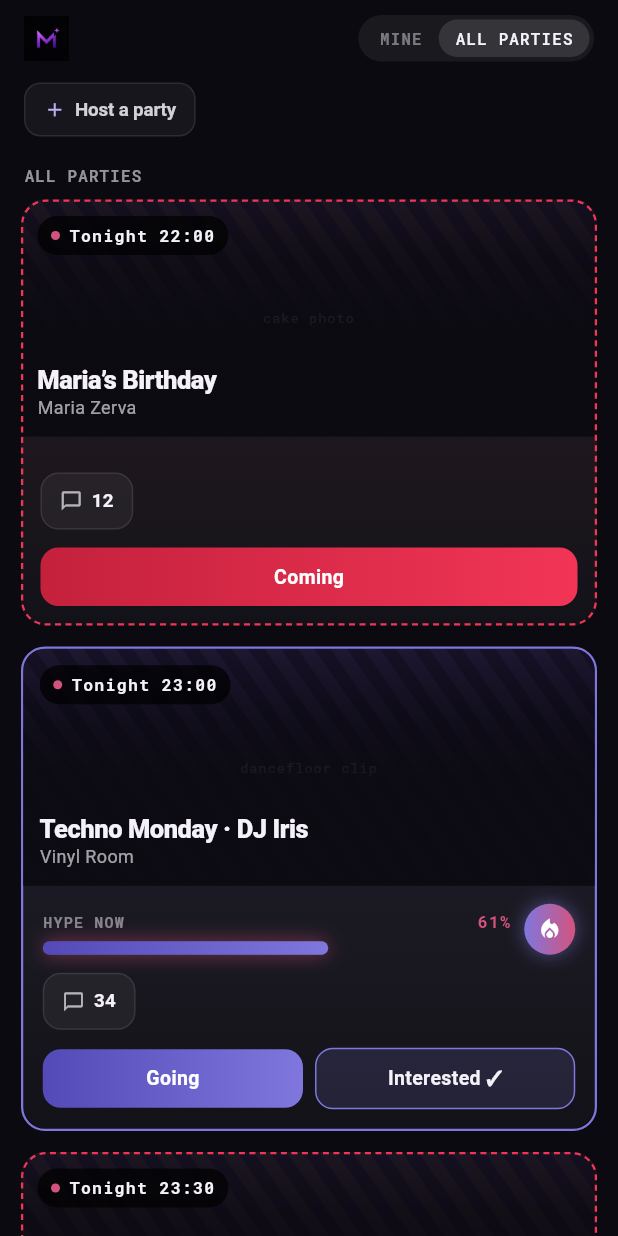
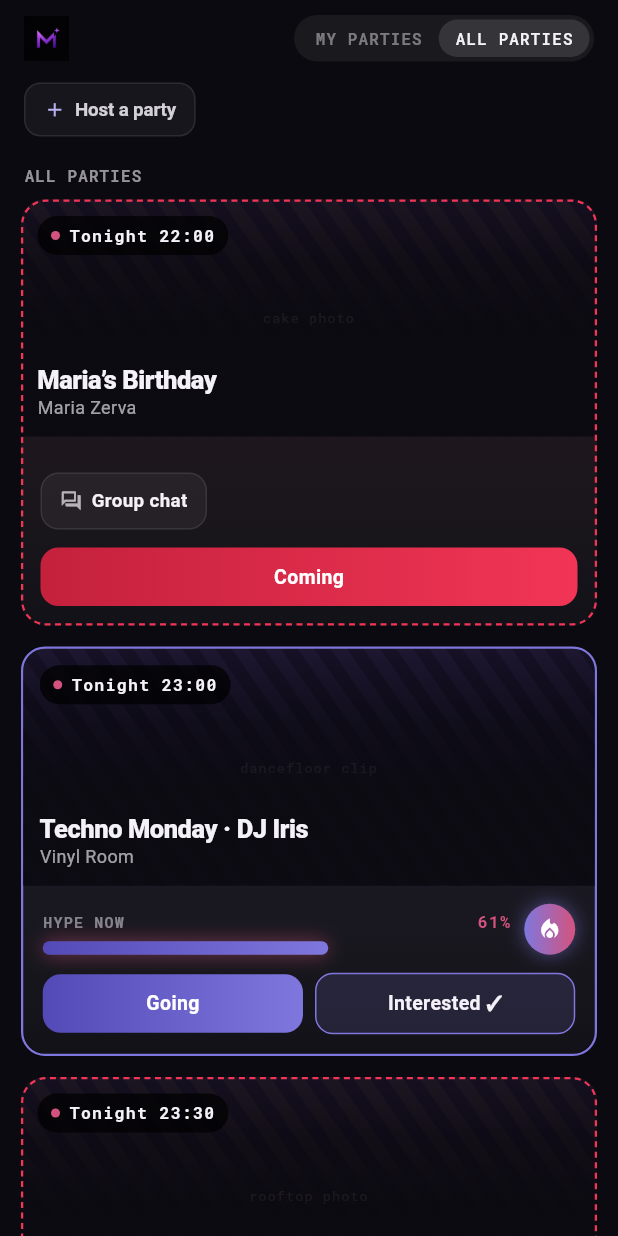
Before and after one commit to PanMaka/MyParty, a Flutter app: the EventsScreen screen opened directly, on a phone screen of 412 x 824 dp. Run offline on Flutter 3.47's test engine with Material 3 defaults, Android fonts, the phone set to English and light mode, and no system bars; our stand-ins replace firebase_core, firebase_messaging, flutter_dotenv, flutter_map, geolocator, google_fonts and 3 more; accounts and stored records are empty; network calls fail; Roboto replaces fonts that are missing (Commissioner).

Commit message:
feat: the card's chat door follows the same private-only rule as the sheet
The comment-count pill on PartyCard was never the group chat button -- the
guard from 20260825094044 did reach PartyDetailSheet and is correct there.
The pill shared chat_bubble_outline with the Messages tab, which is what made
a public card look like it still offered chat.

It is now a private-only group-chat pill, and three things changed at once:

- Public cards lose it entirely rather than showing it disabled.
- The NUMBER is gone. MpParty.commentCount was mock in exactly the way the
  like count was -- comments hang off post_comments, a property of a post,
  and there is no parties.comment_count for it to become. Printing a message
  count beside a chat icon would have promised a second unbacked counter in
  the place of the first. The field goes with the pill.
- It still opens nothing. mpParties keys are strings like 'taratsa' and
  ChatScreen needs a real parties.id, so it shares the sheet's _comingSoon --
  now `comingSoon` -- rather than a second placeholder, so both doors get
  pointed at ChatScreen in one commit when mpParties retires.

The private-sheet test now scopes its finder to PartyDetailSheet: the card
underneath carries the same label, so the unscoped find.text matched twice
and would have passed on a sheet that had lost its button.

Also: 'MINE' -> 'MY PARTIES', and the bottom nav speaks English.

Co-Authored-By: Claude Opus 5 <noreply@anthropic.com>

```diff
--- a/myparty/lib/models/mp_party.dart
+++ b/myparty/lib/models/mp_party.dart
@@ -28,7 +28,6 @@ class MpParty {
   final double lng;
   final int pop;
   final int sortKey;
-  final int commentCount;
 
   const MpParty({
     required this.id,
@@ -49,7 +48,6 @@ class MpParty {
     required this.lng,
     required this.pop,
     required this.sortKey,
-    required this.commentCount,
   });
 
   bool get isPrivate => type == MpPartyType.private;
@@ -78,7 +76,6 @@ const Map<String, MpParty> mpParties = {
     lng: 23.7249,
     pop: 24,
     sortKey: 3,
-    commentCount: 61,
   ),
   'vinyl': MpParty(
     id: 'vinyl',
@@ -100,7 +97,6 @@ const Map<String, MpParty> mpParties = {
     lng: 23.7247,
     pop: 180,
     sortKey: 2,
-    commentCount: 34,
   ),
   'maria': MpParty(
     id: 'maria',
@@ -121,7 +117,6 @@ const Map<String, MpParty> mpParties = {
     lng: 23.7357,
     pop: 31,
     sortKey: 1,
-    commentCount: 12,
   ),
   'kapsimo': MpParty(
     id: 'kapsimo',
@@ -142,7 +137,6 @@ const Map<String, MpParty> mpParties = {
     lng: 23.7148,
     pop: 96,
     sortKey: 4,
-    commentCount: 27,
   ),
   'anodos': MpParty(
     id: 'anodos',
@@ -164,7 +158,6 @@ const Map<String, MpParty> mpParties = {
     lng: 23.7281,
     pop: 54,
     sortKey: 5,
-    commentCount: 19,
   ),
   'nefeli': MpParty(
     id: 'nefeli',
@@ -185,6 +178,5 @@ const Map<String, MpParty> mpParties = {
     lng: 23.7112,
     pop: 14,
     sortKey: 6,
-    commentCount: 6,
   ),
 };
--- a/myparty/lib/ui/screens/events_screen.dart
+++ b/myparty/lib/ui/screens/events_screen.dart
@@ -113,7 +113,7 @@ class _EventsScreenState extends State<EventsScreen> {
                     decoration: BoxDecoration(color: Colors.white.withValues(alpha: 0.06), borderRadius: BorderRadius.circular(99)),
                     child: Row(
                       children: [
-                        _segment('MINE', !_showAll, () => setState(() => _showAll = false)),
+                        _segment('MY PARTIES', !_showAll, () => setState(() => _showAll = false)),
                         _segment('ALL PARTIES', _showAll, () => setState(() => _showAll = true)),
                       ],
                     ),
--- a/myparty/lib/ui/widgets/party_card.dart
+++ b/myparty/lib/ui/widgets/party_card.dart
@@ -134,14 +134,37 @@ class PartyCard extends StatelessWidget {
                 // is no parties.like_count in the schema and no phase that
                 // adds one, so it was a counter that could only ever stay
                 // mock. `MpStore._likes`, which backed it, went with it.
-                Padding(
-                  padding: const EdgeInsets.only(top: 12),
-                  child: _reactionPill(
-                    onTap: () => showPartyDetailSheet(context, partyId),
-                    icon: Icons.chat_bubble_outline,
-                    label: '${party.commentCount}',
+                //
+                // The comment-count pill that replaced it is gone for the same
+                // reason and has been rebuilt as a group-chat entry point,
+                // PRIVATE-ONLY, matching PartyDetailSheet's button and the
+                // 20260825094044 rule behind it. Three things happened here at
+                // once, and only the first is product behaviour:
+                //
+                //  - A public party has no group chat, so a public card gets
+                //    no pill at all rather than a disabled one.
+                //  - The NUMBER is gone. `MpParty.commentCount` was mock in
+                //    the way the like count was — comments hang off
+                //    `post_comments`, a property of a post, and there is no
+                //    parties.comment_count for it to ever become. Printing a
+                //    message count next to a chat icon would have promised a
+                //    second unbacked counter in the place of the first.
+                //  - It still does not OPEN anything. This card is driven by
+                //    the const `mpParties` map whose keys are strings like
+                //    'taratsa', and ChatScreen needs a real parties.id — the
+                //    same blocker that leaves the detail sheet's button on
+                //    _comingSoon. It is wired to the identical placeholder so
+                //    the two doors cannot drift apart before mpParties
+                //    retires and they are both pointed at ChatScreen together.
+                if (party.isPrivate)
+                  Padding(
+                    padding: const EdgeInsets.only(top: 12),
+                    child: _reactionPill(
+                      onTap: () => comingSoon(context),
+                      icon: Icons.forum_outlined,
+                      label: 'Group chat',
+                    ),
                   ),
-                ),
                 // ONE action on a private party, TWO on a public one.
                 //
                 // The private button writes 'going' and says "Coming":
```
Also changed, not shown: myparty/lib/ui/widgets/mp_bottom_nav.dart (+9 -5 lines), myparty/lib/ui/widgets/party_detail_sheet.dart (+10 -5 lines), 1 other file.
